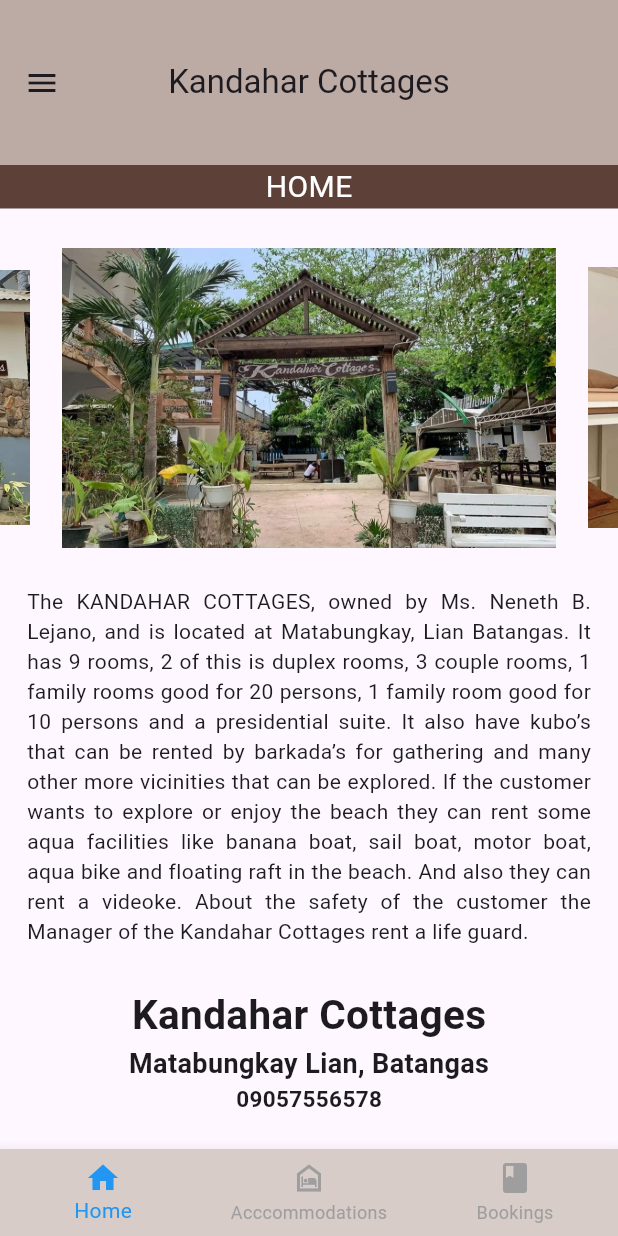
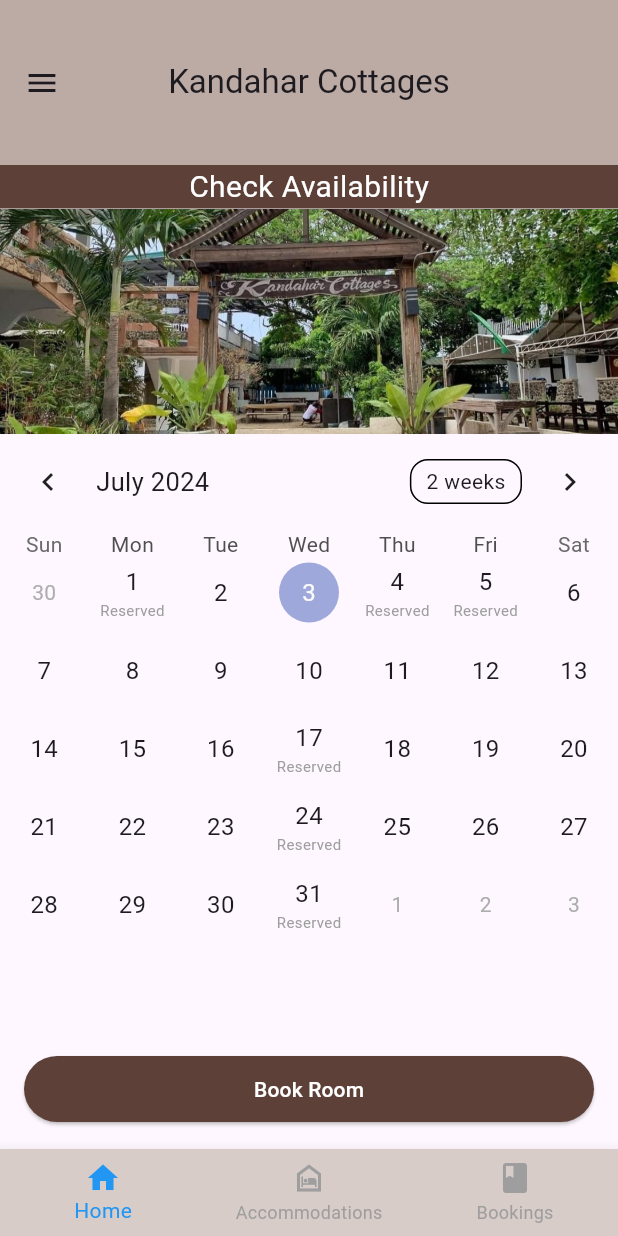
Before and after one commit to aileen717/kctech_frontend, a Flutter app: the screen it shows after launch, on a phone screen of 412 x 824 dp. Run offline on Flutter 3.47's test engine with Material 3 defaults, Android fonts, the phone set to English and light mode, and no system bars; drawn by our look-alikes of carousel_slider, table_calendar.

Commit message:
Availability

```diff
--- a/lib/main.dart
+++ b/lib/main.dart
@@ -1,206 +1,12 @@
-import 'package:carousel_slider/carousel_slider.dart';
 import 'package:flutter/material.dart';
+import 'package:kandahar/screens/home.dart';
+import 'package:kandahar/screens/availability.dart';
 
-void main() {
-  runApp(MyApp());
-}
 
-class MyApp extends StatelessWidget {
-  @override
-  Widget build(BuildContext context) {
-    return MaterialApp(
-      title: '',
-      theme: ThemeData(
-        primarySwatch: Colors.blue,
-      ),
-      home: MyHomePage(),
-    );
-  }
-}
-
-class MyHomePage extends StatefulWidget {
-  @override
-  _MyHomePageState createState() => _MyHomePageState();
-}
-
-class _MyHomePageState extends State<MyHomePage> {
-  int _selectedIndex = 0;
-
-  void _onItemTapped(int index) {
-    setState(() {
-      _selectedIndex = index;
-    });
-  }
-
-  final List<String> imgList = [
-    'assets/front.jpg',
-    'assets/Room1.jpg',
-    'assets/Room2.jpg',
-    'assets/Room3.jpg',
-    'assets/view.jpg',
-    'assets/roomview.jpg',
-    'assets/Room4.jpg',
-    'assets/cottage.jpg',
-    'assets/comfortroom.jpg',
-  ];
-
-  @override
-  Widget build(BuildContext context) {
-    return Scaffold(
-      appBar: AppBar(
-        title: Text('Kandahar Cottages'),
-        backgroundColor: Colors.brown[200],
-        centerTitle: true,
-        toolbarHeight: 110.0,
-
-      ),
-      drawer: Drawer(
-        child: ListView(
-          padding: EdgeInsets.zero,
-          children: <Widget>[
-            DrawerHeader(
-              decoration: BoxDecoration(
-                color: Colors.brown[900],
-              ),
-              child: Text(
-                'Menu',
-                style: TextStyle(
-                  color: Colors.white,
-                  fontSize: 24,
-                ),
-              ),
-            ),
-            ListTile(
-              leading: Icon(Icons.person),
-              title: Text('My Profile'),
-              onTap: () {
-                // Handle the Search tap
-                Navigator.pop(context);
-              },
-            ),
-            ListTile(
-              leading: Icon(Icons.history_sharp),
-              title: Text('History'),
-              onTap: () {
-                Navigator.pop(context);
-              },
-            ),
-            ListTile(
-              leading: Icon(Icons.account_circle_outlined),
-              title: Text('Account'),
-              onTap: () {
-                Navigator.pop(context);
-              },
-            ),
-          ],
-        ),
-      ),
-
-      body: Column(
-        crossAxisAlignment: CrossAxisAlignment.stretch,
-        children: <Widget>[
-          PreferredSize(
-            preferredSize: Size.fromHeight(80.0),
-            child: Container(
-              color: Colors.brown[700],
-              child: Center(
-                child: Text(
-                  'HOME',
-                  style: TextStyle(color: Colors.white, fontSize: 20.0),
-                ),
-              ),
-            ),
-          ),
-          Center(
-            child: Text(
-              '',
-              style: TextStyle(fontSize: 18.0, fontWeight: FontWeight.bold),
-            ),
-          ),
-          CarouselSlider(
-            options: CarouselOptions(
-              height: 200.0,
-              autoPlay: true,
-              enlargeCenterPage: true,
-            ),
-            items: imgList.map((item) => Container(
-              child: Center(
-                child: Image.asset(item, fit: BoxFit.cover, width: 1000),
-              ),
-            )).toList(),
-          ),
-          Center(
-            child: Text(
-              '',
-              style: TextStyle(fontSize: 18.0, fontWeight: FontWeight.bold),
-            ),
-          ),
-          Center(
-          child: Padding(
-          padding: EdgeInsets.symmetric(horizontal: 18.0),
-            child: Text(
-              'The KANDAHAR COTTAGES, owned by Ms. Neneth B. Lejano, and is located '
-                  'at Matabungkay, Lian Batangas. It has 9 rooms, 2 of this is duplex '
-                  'rooms, 3 couple rooms, 1 family rooms good for 20 persons, 1 family room '
-                  'good for 10 persons and a presidential suite. It also have kubo’s that can '
-                  'be rented by barkada’s for gathering and many other more vicinities that can '
-                  'be explored. If the customer wants to explore or enjoy the beach they can '
-                  'rent some aqua facilities like banana boat, sail boat, motor boat, aqua bike '
-                  'and floating raft in the beach. And also they can rent a videoke. About '
-                  'the safety of the customer the Manager of the Kandahar Cottages rent a life guard.',
-              textAlign: TextAlign.justify,
-              style: TextStyle(fontSize: 14.0, fontWeight: FontWeight.normal),
-            ),
-          ),
-          ),
-
-          Center(
-            child: Text(
-              '',
-              style: TextStyle(fontSize: 18.0, fontWeight: FontWeight.bold),
-            ),
-          ),
-          Center(
-            child: Text(
-              'Kandahar Cottages',
-              style: TextStyle(fontSize: 27.0, fontWeight: FontWeight.bold),
-            ),
-          ),
-          Center(
-            child: Text(
-              'Matabungkay Lian, Batangas',
-              style: TextStyle(fontSize: 18.0, fontWeight: FontWeight.bold),
-            ),
-          ),
-          Center(
-            child: Text(
-              '09057556578',
-              style: TextStyle(fontSize: 15.0, fontWeight: FontWeight.bold),
-            ),
-          ),
-        ],
-      ),
-      bottomNavigationBar: BottomNavigationBar(
-        backgroundColor: Colors.brown[100],
-        items: const <BottomNavigationBarItem>[
-          BottomNavigationBarItem(
-            icon: Icon(Icons.home),
-            label: 'Home',
-          ),
-          BottomNavigationBarItem(
-            icon: Icon(Icons.night_shelter_outlined),
-            label: 'Acccommodations',
-          ),
-          BottomNavigationBarItem(
-            icon: Icon(Icons.book),
-            label: 'Bookings',
-          ),
-      ],
-        currentIndex: _selectedIndex,
-        selectedItemColor: Colors.blue,
-        unselectedItemColor: Colors.grey,
-        onTap: _onItemTapped,
-      ),
-    );
-  }
-}
+void main() => runApp(MaterialApp(
+  initialRoute: '/availability',
+  routes: {
+    '/home' : (context) => MyHomePage(),
+    '/availability' : (context) => Availability(),
+  },
+));
--- /dev/null
+++ b/lib/screens/availability.dart
@@ -0,0 +1,203 @@
+import 'package:flutter/material.dart';
+import 'package:table_calendar/table_calendar.dart';
+
+class Availability extends StatefulWidget {
+
+  @override
+  State<Availability> createState() => _AvailabilityState();
+}
+
+class _AvailabilityState extends State<Availability> {
+  CalendarFormat _calendarFormat = CalendarFormat.month;
+  DateTime _focusedDay = DateTime.now();
+  DateTime? _selectedDay;
+
+  final Map<DateTime, String> _labels = {
+    DateTime(2024, 7, 1): 'Reserved',
+    DateTime(2024, 7, 4): 'Reserved',
+    DateTime(2024, 7, 5): 'Reserved',
+    DateTime(2024, 7, 24): 'Reserved',
+    DateTime(2024, 7, 17): 'Reserved',
+    DateTime(2024, 7, 31): 'Reserved',
+  };
+
+  int _selectedIndex = 0;
+
+  void _onItemTapped(int index) {
+    setState(() {
+      _selectedIndex = index;
+    });
+  }
+
+  @override
+  Widget build(BuildContext context) {
+    return Scaffold(
+      appBar: AppBar(
+        title: Text('Kandahar Cottages'),
+        backgroundColor: Colors.brown[200],
+        centerTitle: true,
+        toolbarHeight: 110.0,
+      ),
+      drawer: Drawer(
+        child: ListView(
+          padding: EdgeInsets.zero,
+          children: <Widget>[
+            DrawerHeader(
+              decoration: BoxDecoration(
+                color: Colors.brown[900],
+              ),
+              child: Text(
+                'Menu',
+                style: TextStyle(
+                  color: Colors.white,
+                  fontSize: 24,
+                ),
+              ),
+            ),
+            ListTile(
+              leading: Icon(Icons.person),
+              title: Text('My Profile'),
+              onTap: () {
+                // Handle the Search tap
+                Navigator.pop(context);
+              },
+            ),
+            ListTile(
+              leading: Icon(Icons.history_sharp),
+              title: Text('History'),
+              onTap: () {
+                Navigator.pop(context);
+              },
+            ),
+            ListTile(
+              leading: Icon(Icons.account_circle_outlined),
+              title: Text('Account'),
+              onTap: () {
+                Navigator.pop(context);
+              },
+            ),
+          ],
+        ),
+      ),
+
+      body: Column(
+        crossAxisAlignment: CrossAxisAlignment.stretch,
+        children: <Widget>[
+          PreferredSize(
+            preferredSize: Size.fromHeight(80.0),
+            child: Container(
+              color: Colors.brown[700],
+              child: Center(
+                child: Text(
+                  'Check Availability',
+                  style: TextStyle(color: Colors.white, fontSize: 20.0),
+                ),
+              ),
+            ),
+          ),
+          Expanded(
+            child: Column(
+              crossAxisAlignment: CrossAxisAlignment.stretch,
+              children: [
+                SizedBox(
+                  width: 200, // Adjust width as needed
+                  height: 150.0, // Adjust height as needed
+                  child: Image.asset(
+                    'assets/front.jpg',  // Replace with your image path
+                    fit: BoxFit.cover,
+                  ),
+                ),
+
+                Expanded(
+                  child: TableCalendar(
+                    firstDay: DateTime.utc(2020, 1, 1),
+                    lastDay: DateTime.utc(2030, 12, 31),
+                    focusedDay: _focusedDay,
+                    calendarFormat: _calendarFormat,
+                    selectedDayPredicate: (day) {
+                      return isSameDay(_selectedDay, day);
+                    },
+                    onDaySelected: (selectedDay, focusedDay) {
+                      setState(() {
+                        _selectedDay = selectedDay;
+                        _focusedDay = focusedDay;
+                      });
+                    },
+                    onFormatChanged: (format) {
+                      if (_calendarFormat != format) {
+                        setState(() {
+                          _calendarFormat = format;
+                        });
+                      }
+                    },
+                    onPageChanged: (focusedDay) {
+                      _focusedDay = focusedDay;
+                    },
+                    calendarBuilders: CalendarBuilders(
+                      defaultBuilder: (context, day, focusedDay) {
+                        String? label = _labels[DateTime(day.year, day.month, day.day)];
+                        return Center(
+                          child: Column(
+                            mainAxisAlignment: MainAxisAlignment.center,
+                            children: [
+                              Text(
+                                '${day.day}',
+                                style: TextStyle(fontSize: 16),
+                              ),
+                              if (label != null)
+                                Text(
+                                  label,
+                                  style: TextStyle(fontSize: 10, color: Colors.grey),
+                                ),
+                            ],
+                          ),
+                        );
+                      },
+                    ),
+                  ),
+                ),
+                Padding(
+                  padding: const EdgeInsets.all(16.0),
+                    child: ElevatedButton(
+                      onPressed: () {
+                      },
+                      child: Text('Book Room'),
+                      style: ElevatedButton.styleFrom(
+                        backgroundColor: Colors.brown[700], // Background color
+                        foregroundColor: Colors.white, // Text color
+                        padding: EdgeInsets.symmetric(horizontal: 24.0, vertical: 12.0),
+                      ),
+                    ),
+                  ),
+                  ]
+            ),
+          ),
+        ],
+      ),
+
+
+      bottomNavigationBar: BottomNavigationBar(
+        backgroundColor: Colors.brown[100],
+        items: const <BottomNavigationBarItem>[
+          BottomNavigationBarItem(
+            icon: Icon(Icons.home),
+            label: 'Home',
+          ),
+          BottomNavigationBarItem(
+            icon: Icon(Icons.night_shelter_outlined),
+            label: 'Accommodations',
+          ),
+          BottomNavigationBarItem(
+            icon: Icon(Icons.book),
+            label: 'Bookings',
+          ),
+        ],
+        currentIndex: _selectedIndex,
+        selectedItemColor: Colors.blue,
+        unselectedItemColor: Colors.grey,
+        onTap: _onItemTapped,
+      ),
+    );
+  }
+
+  }
--- a/pubspec.yaml
+++ b/pubspec.yaml
@@ -10,7 +10,7 @@ dependencies:
   flutter:
     sdk: flutter
   carousel_slider: ^4.0.0
-
+  table_calendar: ^3.0.2
 
 dev_dependencies:
   flutter_test:
```
Also changed, not shown: lib/screens/home.dart (added, +206 -0 lines), pubspec.lock.
